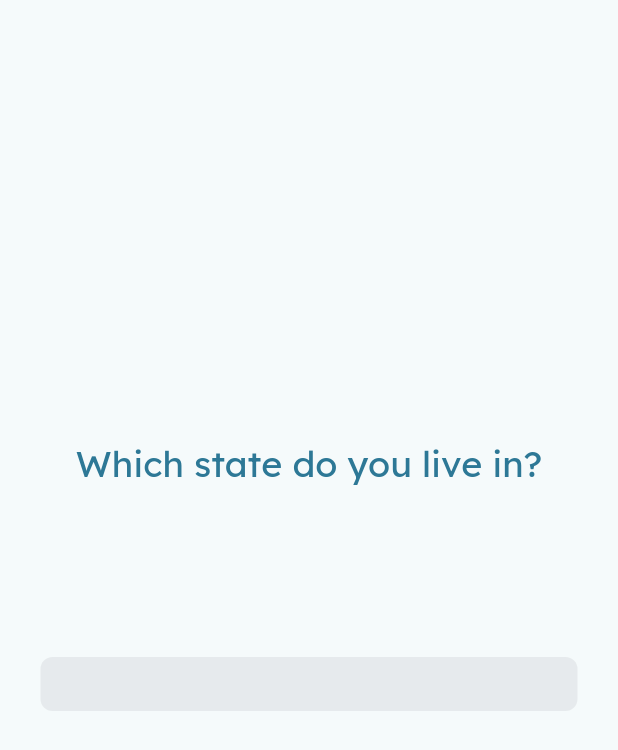
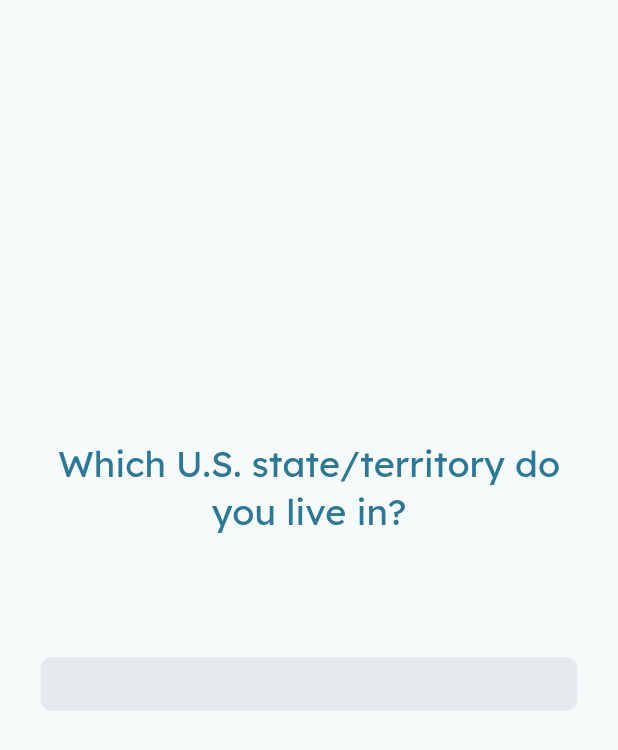
Before and after one commit to DCXan/apolli, a Flutter app: the OnboardingPageStateResidence widget shown alone on an empty page, opened directly, on a phone screen of 412 x 824 dp. Shown: the top 750 px of the screen. Run offline on Flutter 3.47's test engine with Material 3 defaults, Android fonts, the light colour scheme and no system bars; our stand-ins replace google_fonts, smooth_page_indicator; missing offline and left inert: us_states.

Commit message:
update copy on state onboarding page

```diff
--- a/apolli/lib/onboarding/onboarding_page_state_residence.dart
+++ b/apolli/lib/onboarding/onboarding_page_state_residence.dart
@@ -32,7 +32,7 @@ class OnboardingPageStateResidence extends StatelessWidget {
               horizontal: 18,
             ),
             child: Text(
-              'Which state do you live in?\n',
+              'Which U.S. state/territory do you live in?',
               style: Theme.of(context).textTheme.headlineSmall!.copyWith(
                     color: Theme.of(context).colorScheme.onPrimary,
                   ),
```
